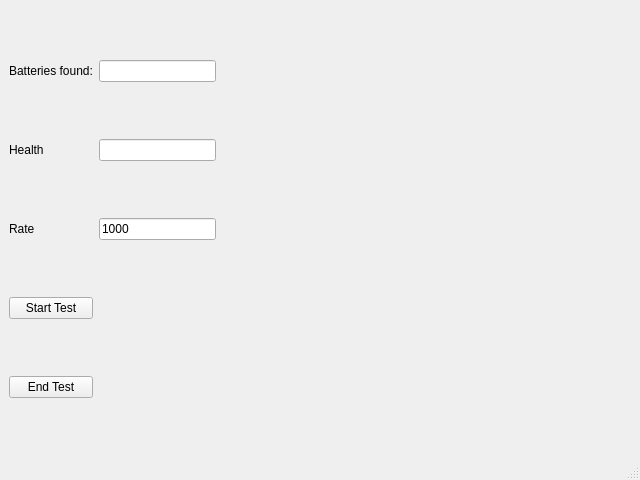
Old version of the form windows/battest/battest.ui in the repository devjochem/TestToolV3.
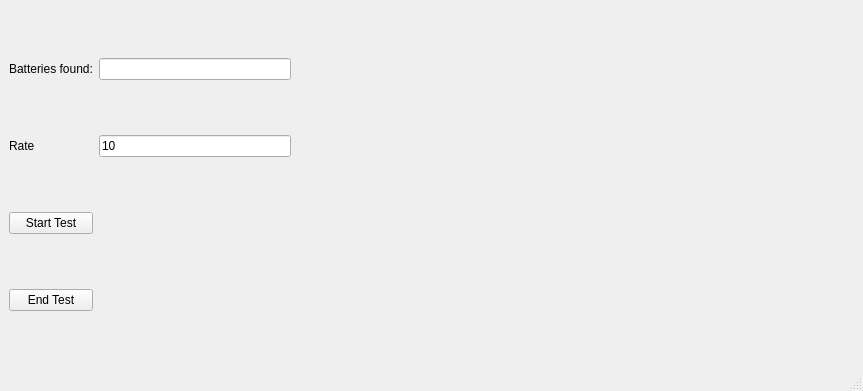
New version of the form.

```diff
--- a/windows/battest/battest.ui
+++ b/windows/battest/battest.ui
@@ -6,8 +6,8 @@
    <rect>
     <x>0</x>
     <y>0</y>
-    <width>640</width>
-    <height>480</height>
+    <width>863</width>
+    <height>391</height>
    </rect>
   </property>
   <property name="windowTitle">
@@ -17,6 +17,27 @@
    <layout class="QHBoxLayout" name="horizontalLayout" stretch="1,2">
     <item>
      <layout class="QGridLayout" name="gridLayout">
+      <item row="1" column="0">
+       <widget class="QLabel" name="label_3">
+        <property name="text">
+         <string>Rate</string>
+        </property>
+       </widget>
+      </item>
+      <item row="0" column="0">
+       <widget class="QLabel" name="label">
+        <property name="text">
+         <string>Batteries found:</string>
+        </property>
+       </widget>
+      </item>
+      <item row="1" column="1">
+       <widget class="QLineEdit" name="rateInfo">
+        <property name="text">
+         <string>10</string>
+        </property>
+       </widget>
+      </item>
       <item row="0" column="1">
        <widget class="QLineEdit" name="batteriesInfo">
         <property name="dragEnabled">
@@ -27,51 +48,20 @@
         </property>
        </widget>
       </item>
-      <item row="4" column="0">
+      <item row="3" column="0">
        <widget class="QPushButton" name="stopButton">
         <property name="text">
          <string>End Test</string>
         </property>
        </widget>
       </item>
-      <item row="1" column="1">
-       <widget class="QLineEdit" name="healthInfo"/>
-      </item>
-      <item row="3" column="0">
+      <item row="2" column="0">
        <widget class="QPushButton" name="startButton">
         <property name="text">
          <string>Start Test</string>
         </property>
        </widget>
       </item>
-      <item row="0" column="0">
-       <widget class="QLabel" name="label">
-        <property name="text">
-         <string>Batteries found:</string>
-        </property>
-       </widget>
-      </item>
-      <item row="1" column="0">
-       <widget class="QLabel" name="label_2">
-        <property name="text">
-         <string>Health</string>
-        </property>
-       </widget>
-      </item>
-      <item row="2" column="0">
-       <widget class="QLabel" name="label_3">
-        <property name="text">
-         <string>Rate</string>
-        </property>
-       </widget>
-      </item>
-      <item row="2" column="1">
-       <widget class="QLineEdit" name="rateInfo">
-        <property name="text">
-         <string>1000</string>
-        </property>
-       </widget>
-      </item>
      </layout>
     </item>
     <item>
```
Left out of the diff: 25 changed lines with no effect on the pictures.
